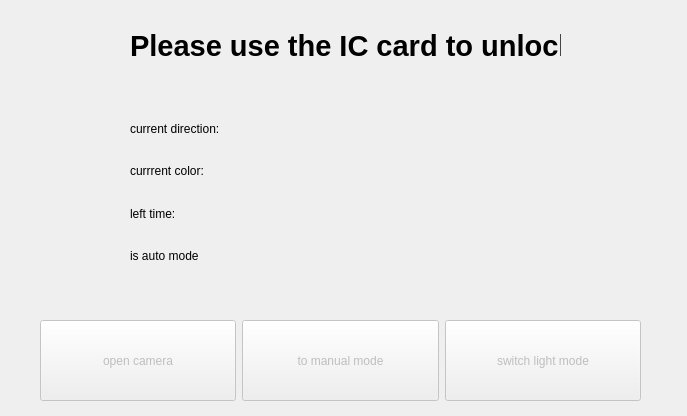
Old version of the form traffic_light.ui in the repository douxl5516/embedded_traffic_light.
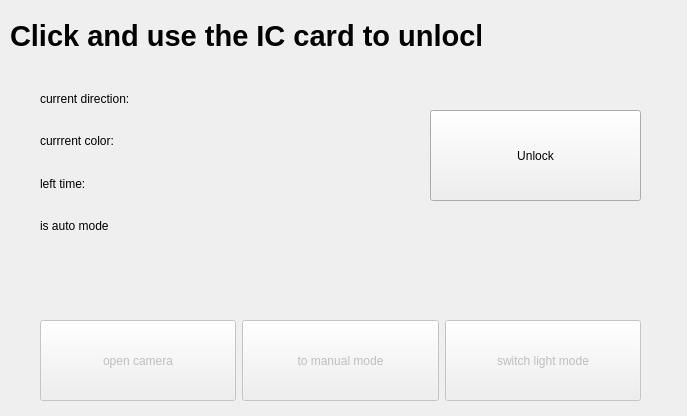
New version of the form.

What changed in the file:
```diff
--- a/traffic_light.ui
+++ b/traffic_light.ui
@@ -16,9 +16,9 @@
   <widget class="QLabel" name="label">
    <property name="geometry">
     <rect>
-     <x>130</x>
-     <y>0</y>
-     <width>431</width>
+     <x>10</x>
+     <y>-10</y>
+     <width>471</width>
      <height>91</height>
     </rect>
    </property>
@@ -30,7 +30,7 @@
     </font>
    </property>
    <property name="text">
-    <string>Please use the IC card to unlock</string>
+    <string>Click and use the IC card to unlock</string>
    </property>
   </widget>
   <widget class="QWidget" name="horizontalLayoutWidget">
@@ -96,8 +96,8 @@
   <widget class="QWidget" name="gridLayoutWidget">
    <property name="geometry">
     <rect>
-     <x>130</x>
-     <y>110</y>
+     <x>40</x>
+     <y>80</y>
      <width>281</width>
      <height>164</height>
     </rect>
@@ -161,6 +161,19 @@
     </item>
    </layout>
   </widget>
+  <widget class="QPushButton" name="pushButton_unlock">
+   <property name="geometry">
+    <rect>
+     <x>430</x>
+     <y>110</y>
+     <width>211</width>
+     <height>91</height>
+    </rect>
+   </property>
+   <property name="text">
+    <string>Unlock</string>
+   </property>
+  </widget>
  </widget>
  <resources/>
  <connections/>
```
